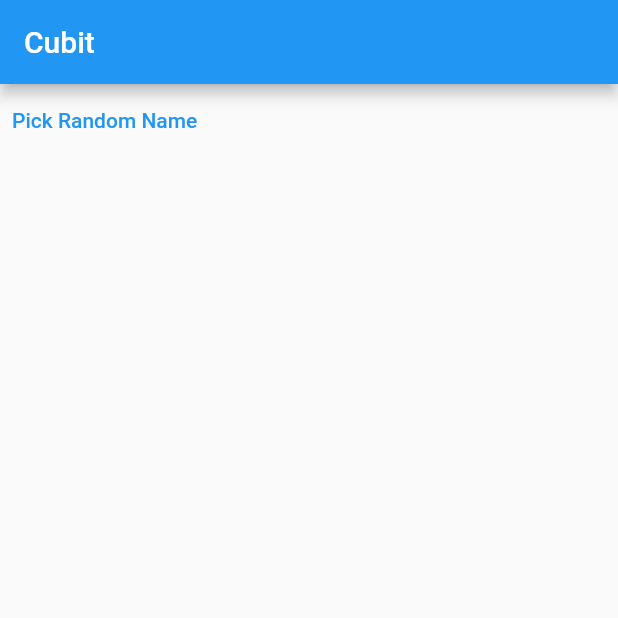
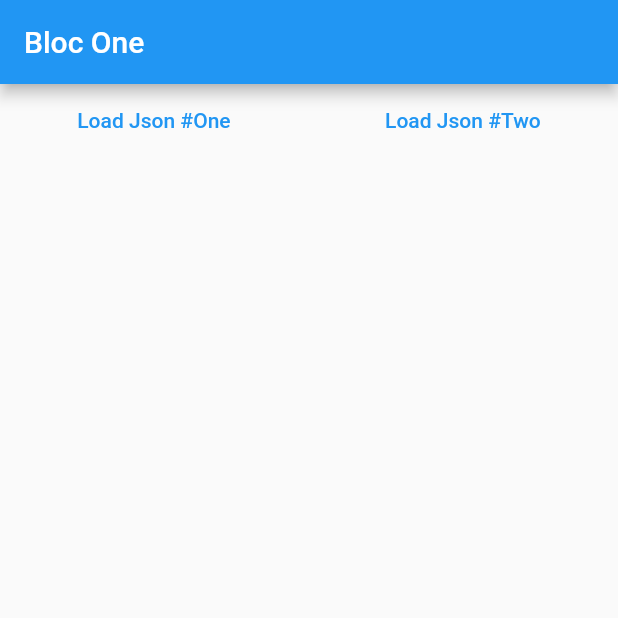
Before and after one commit to stDean/flutter_bloc, a Flutter app: the screen it shows after launch, on a phone screen of 412 x 824 dp, the top half of it. Run offline on Flutter 3.47's test engine with Material 2 defaults, Android fonts, the light colour scheme and no system bars; our stand-ins replace bloc, flutter_bloc.

Commit message:
step2: written my first bloc

```diff
--- /dev/null
+++ b/lib/02-bloc.dart
@@ -0,0 +1,182 @@
+import 'dart:convert';
+import 'dart:io';
+
+import 'package:flutter/material.dart';
+import 'package:flutter_bloc/flutter_bloc.dart';
+import 'dart:developer' as devtools show log;
+
+extension Log on Object {
+  void log() => devtools.log(toString());
+}
+
+// this is all main bloc action ie the EVENT aka the bloc input
+@immutable
+abstract class LoadAction {
+  const LoadAction();
+}
+
+enum PersonsUrl { person1, person2 }
+
+extension UrlString on PersonsUrl {
+  String get urlString {
+    switch (this) {
+      case PersonsUrl.person1:
+        return 'http://10.0.2.2:5500/api/persons1.json';
+      case PersonsUrl.person2:
+        return 'http://10.0.2.2:5500/api/persons2.json';
+    }
+  }
+}
+
+// action to load the person data
+@immutable
+class LoadPersonsAction extends LoadAction {
+  final PersonsUrl url;
+
+  const LoadPersonsAction({required this.url}) : super();
+}
+
+// the way the response data should be
+@immutable
+class Person {
+  final String name;
+  final int age;
+
+  const Person({required this.name, required this.age});
+
+  Person.fromJson(Map<String, dynamic> json)
+      : name = json['name'] as String,
+        age = json['age'] as int;
+}
+
+// make request to fetch data
+// then trandform the data into the Person format
+Future<Iterable<Person>> getPersons(String url) => HttpClient()
+    .getUrl(Uri.parse(url))
+    .then((resp) => resp.close())
+    .then((res) => res.transform(utf8.decoder).join())
+    .then((str) => json.decode(str) as List<dynamic>)
+    .then((list) => list.map((e) => Person.fromJson(e)));
+
+// the bloc state aka the output
+// result when you fetch from the backend == iterable of persons
+@immutable
+class FetchResult {
+  final Iterable<Person> persons;
+  final bool isRetrievedFromCache;
+
+  const FetchResult({
+    required this.persons,
+    required this.isRetrievedFromCache,
+  });
+
+  @override
+  String toString() =>
+      "FetchResult (isRetrievedFromCache = $isRetrievedFromCache, persons = $persons)";
+}
+
+class PersonsBloc extends Bloc<LoadAction, FetchResult?> {
+  final Map<PersonsUrl, Iterable<Person>> _cache = {};
+
+  PersonsBloc() : super(null) {
+    on<LoadPersonsAction>(
+      (event, emit) async {
+        final url = event.url;
+        if (_cache.containsKey(url)) {
+          // return value from cache
+          final cachedPersons = _cache[url]!;
+          final result = FetchResult(
+            persons: cachedPersons,
+            isRetrievedFromCache: true,
+          );
+
+          // send the result back
+          emit(result);
+        } else {
+          // fetch persons
+          final persons = await getPersons(url.urlString);
+
+          // add it to the cache
+          _cache[url] = persons;
+
+          // get the response
+          final result = FetchResult(
+            persons: persons,
+            isRetrievedFromCache: false,
+          );
+
+          emit(result);
+        }
+      },
+    );
+  }
+}
+
+// this makes the iterable work like normal list
+extension Subscript<T> on Iterable<T> {
+  T? operator [](int index) => length > index ? elementAt(index) : null;
+}
+
+class MyFirstBlocWidget extends StatelessWidget {
+  const MyFirstBlocWidget({super.key});
+
+  @override
+  Widget build(BuildContext context) {
+    return Scaffold(
+      appBar: AppBar(
+        title: const Text("Bloc One"),
+      ),
+      body: Column(
+        children: [
+          Row(
+            mainAxisAlignment: MainAxisAlignment.spaceAround,
+            children: [
+              TextButton(
+                onPressed: () {
+                  context
+                      .read<PersonsBloc>()
+                      .add(const LoadPersonsAction(url: PersonsUrl.person1));
+                },
+                child: const Text('Load Json #One'),
+              ),
+              TextButton(
+                onPressed: () {
+                  context
+                      .read<PersonsBloc>()
+                      .add(const LoadPersonsAction(url: PersonsUrl.person2));
+                },
+                child: const Text('Load Json #Two'),
+              ),
+            ],
+          ),
+          // this listenings to the change in bloc state
+          BlocBuilder<PersonsBloc, FetchResult?>(
+            buildWhen: (previousResult, currentResult) {
+              return previousResult?.persons != currentResult?.persons;
+            },
+            builder: ((context, fetchResult) {
+              fetchResult?.log();
+
+              final persons = fetchResult?.persons;
+              if (persons == null) {
+                return const SizedBox();
+              }
+
+              return Expanded(
+                child: ListView.builder(
+                  itemCount: persons.length,
+                  itemBuilder: (context, index) {
+                    final person = persons[index]!;
+                    return ListTile(
+                      title: Text(person.name),
+                    );
+                  },
+                ),
+              );
+            }),
+          )
+        ],
+      ),
+    );
+  }
+}
--- a/lib/main.dart
+++ b/lib/main.dart
@@ -1,5 +1,8 @@
-import 'package:bloc_state_mgt/01-cubit.dart';
 import 'package:flutter/material.dart';
+
+// import 'package:bloc_state_mgt/01-cubit.dart';
+import 'package:bloc_state_mgt/02-bloc.dart';
+import 'package:flutter_bloc/flutter_bloc.dart';
 
 void main() => runApp(const MyApp());
 
@@ -15,7 +18,11 @@
       theme: ThemeData(
         primarySwatch: Colors.blue,
       ),
-      home: const MyCubitWidget(),
+      // home: const MyCubitWidget(),
+      home: BlocProvider(
+        create: (_) => PersonsBloc(),
+        child: const MyFirstBlocWidget(),
+      ),
     );
   }
 }
```
Also changed, not shown: api/persons1.json (added, +18 -0 lines), api/persons2.json (added, +18 -0 lines).
